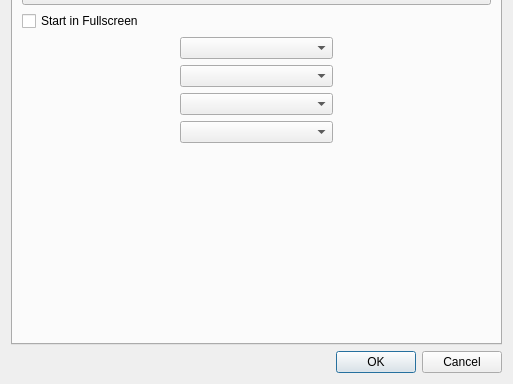
Qt form yabause/src/qt/ui/UISettings.ui (Yabause/yabause) before a commit; both pictures show x 0 to 513 and y 179 to 563 of the 513 by 563 pixel window.
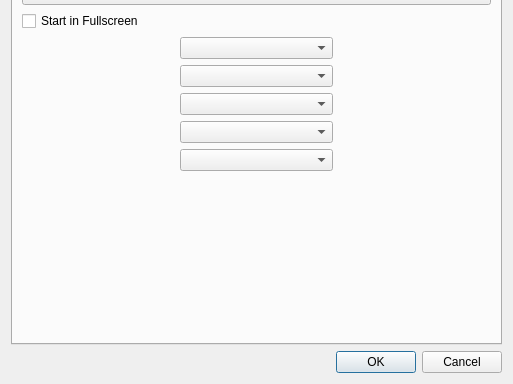
The same form after that commit. The open tabs and pages were chosen to show the change. Custom widgets are drawn as their Qt base class.

Commit message: Add scanline filter

Diff of the .ui file:
```diff
--- a/yabause/src/qt/ui/UISettings.ui
+++ b/yabause/src/qt/ui/UISettings.ui
@@ -309,6 +309,9 @@
        <item row="22" column="1">
         <widget class="QComboBox" name="cbResolution"/>
        </item>
+       <item row="23" column="1">
+        <widget class="QComboBox" name="cbScanlineFilter"/>
+       </item>
       </layout>
      </widget>
      <widget class="QWidget" name="wSound">
```
The commit also changes 9 other files.
